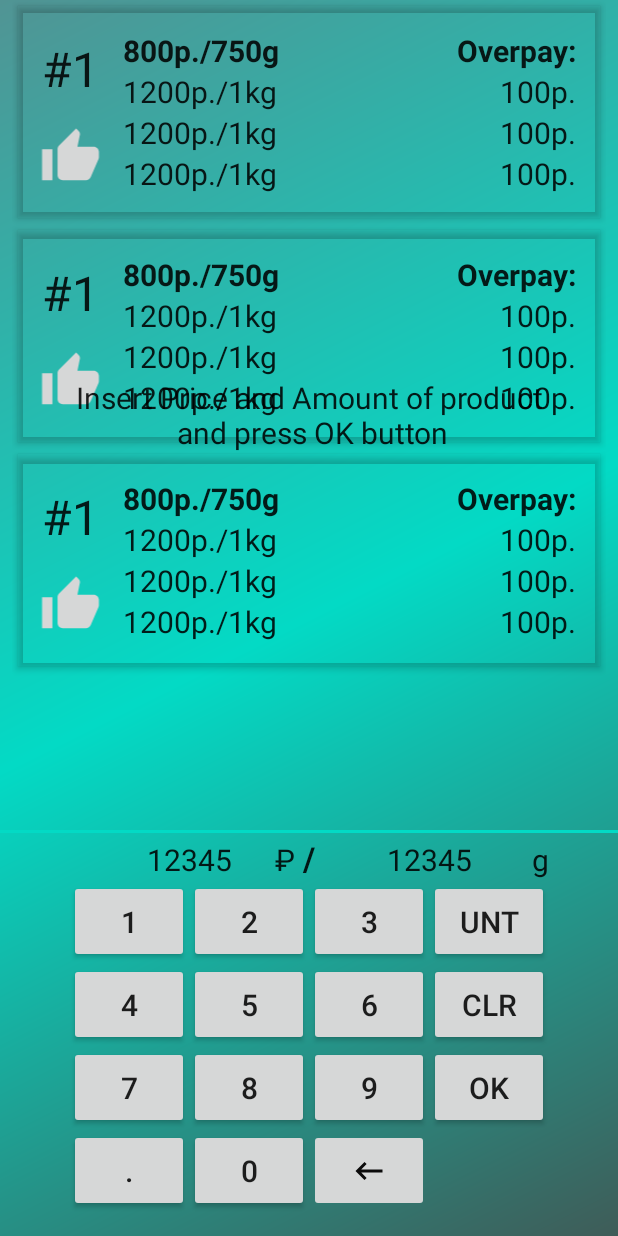
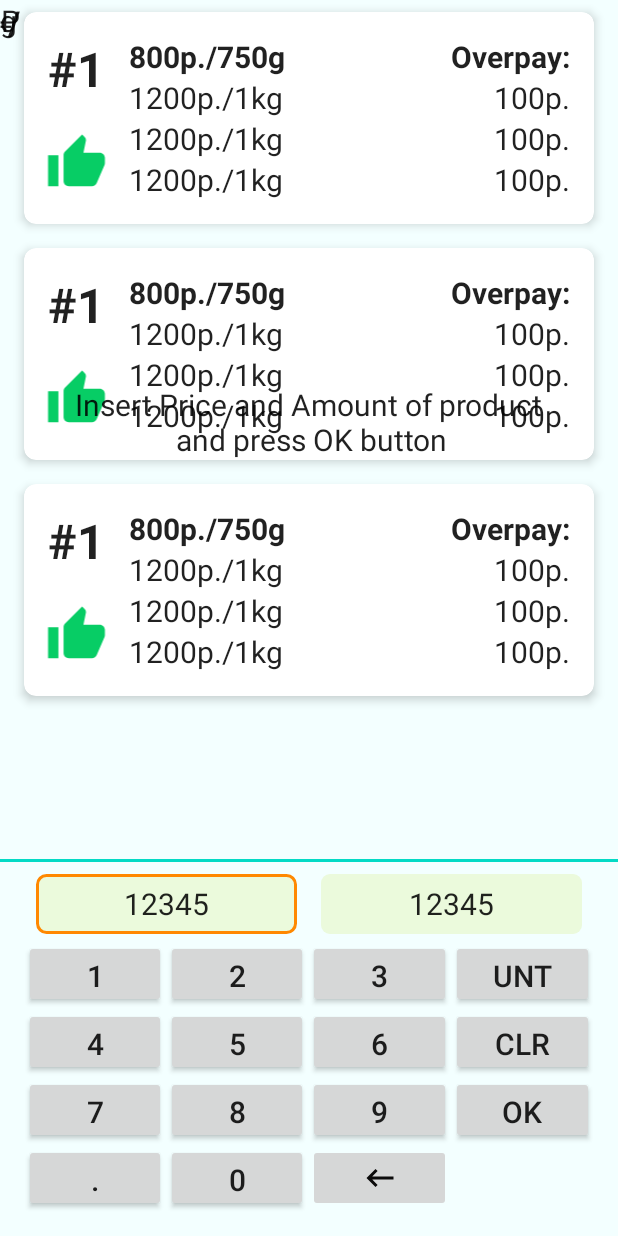
Before and after one commit to quant323/shopping_helper, an Android app: the layout activity_main.xml on its own in the app's theme, with its tools: preview values and no code run, on a phone screen of 412 x 824 dp. Run offline under Robolectric (Android 15) with nearby library versions, the phone set to English and light mode, and no system bars.

Commit message:
UI changing in progress

```diff
--- a/app/src/main/java/com/stanislav_xyz/shopping_converter_v1/ui/MainActivity.kt
+++ b/app/src/main/java/com/stanislav_xyz/shopping_converter_v1/ui/MainActivity.kt
@@ -6,6 +6,7 @@ import android.view.Menu
 import android.view.MenuItem
 import android.view.View
 import androidx.appcompat.app.AlertDialog
+import androidx.core.content.ContextCompat
 import androidx.lifecycle.Observer
 import androidx.lifecycle.ViewModelProvider
 import androidx.recyclerview.widget.RecyclerView
@@ -184,21 +185,25 @@ class MainActivity : AppCompatActivity(), View.OnClickListener {
     private fun increasePriceLook() {
         increaseText(mBinding.txtPrice)
         increaseText(mBinding.txtCurrency)
+        mBinding.txtPrice.background = ContextCompat.getDrawable(this, R.drawable.selected_txt_back)
     }
 
     private fun decreasePriceLook() {
         decreaseText(mBinding.txtPrice)
         decreaseText(mBinding.txtCurrency)
+        mBinding.txtPrice.background = ContextCompat.getDrawable(this, R.drawable.unselected_txt_back)
     }
 
     private fun increaseAmountLook() {
         increaseText(mBinding.txtAmount)
         increaseText(mBinding.txtMeasureUnit)
+        mBinding.txtAmount.background = ContextCompat.getDrawable(this, R.drawable.selected_txt_back)
     }
 
     private fun decreaseAmountLook() {
         decreaseText(mBinding.txtAmount)
         decreaseText(mBinding.txtMeasureUnit)
+        mBinding.txtAmount.background = ContextCompat.getDrawable(this, R.drawable.unselected_txt_back)
     }
 
     override fun onClick(v: View?) {
--- a/app/src/main/res/drawable/ic_thumb_down.xml
+++ b/app/src/main/res/drawable/ic_thumb_down.xml
@@ -1,4 +1,4 @@
-<vector android:height="24dp" android:tint="?attr/colorButtonNormal"
+<vector android:height="24dp" android:tint="@color/colorImageBad"
     android:viewportHeight="24" android:viewportWidth="24"
     android:width="24dp" xmlns:android="http://schemas.android.com/apk/res/android">
     <path android:fillColor="@android:color/white" android:pathData="M15,3L6,3c-0.83,0 -1.54,0.5 -1.84,1.22l-3.02,7.05c-0.09,0.23 -0.14,0.47 -0.14,0.73v2c0,1.1 0.9,2 2,2h6.31l-0.95,4.57 -0.03,0.32c0,0.41 0.17,0.79 0.44,1.06L9.83,23l6.59,-6.59c0.36,-0.36 0.58,-0.86 0.58,-1.41L17,5c0,-1.1 -0.9,-2 -2,-2zM19,3v12h4L23,3h-4z"/>
--- a/app/src/main/res/drawable/ic_thumb_up.xml
+++ b/app/src/main/res/drawable/ic_thumb_up.xml
@@ -1,4 +1,4 @@
-<vector android:height="24dp" android:tint="?attr/colorButtonNormal"
+<vector android:height="24dp" android:tint="@color/colorImageGood"
     android:viewportHeight="24" android:viewportWidth="24"
     android:width="24dp" xmlns:android="http://schemas.android.com/apk/res/android">
     <path android:fillColor="@android:color/white" android:pathData="M1,21h4L5,9L1,9v12zM23,10c0,-1.1 -0.9,-2 -2,-2h-6.31l0.95,-4.57 0.03,-0.32c0,-0.41 -0.17,-0.79 -0.44,-1.06L14.17,1 7.59,7.59C7.22,7.95 7,8.45 7,9v10c0,1.1 0.9,2 2,2h9c0.83,0 1.54,-0.5 1.84,-1.22l3.02,-7.05c0.09,-0.23 0.14,-0.47 0.14,-0.73v-2z"/>
--- a/app/src/main/res/drawable/keyboard_background.xml
+++ b/app/src/main/res/drawable/keyboard_background.xml
@@ -1,9 +1,8 @@
 <shape xmlns:android="http://schemas.android.com/apk/res/android"
     android:shape="rectangle">
     <gradient
-        android:angle="135"
-        android:centerColor="@color/colorAccent"
-        android:startColor="@color/colorAccentDark"
-        android:endColor="@color/colorAccentLight"
+        android:angle="90"
+        android:startColor="#000000"
+        android:endColor="#C4FFFFFF"
         android:type="linear" />
 </shape>
--- /dev/null
+++ b/app/src/main/res/drawable/selected_txt_back.xml
@@ -0,0 +1,8 @@
+<?xml version="1.0" encoding="utf-8"?>
+<shape xmlns:android="http://schemas.android.com/apk/res/android"
+    android:shape="rectangle">
+    <solid android:color="@color/colorValueTextBack"/>
+    <corners android:radius="6dp"/>
+    <stroke android:color="@android:color/holo_orange_dark"/>
+    <stroke android:width="2dp"/>
+</shape>
--- /dev/null
+++ b/app/src/main/res/drawable/unselected_txt_back.xml
@@ -0,0 +1,6 @@
+<?xml version="1.0" encoding="utf-8"?>
+<shape xmlns:android="http://schemas.android.com/apk/res/android"
+    android:shape="rectangle">
+    <solid android:color="@color/colorValueTextBack"/>
+    <corners android:radius="6dp"/>
+</shape>
--- a/app/src/main/res/layout/activity_main.xml
+++ b/app/src/main/res/layout/activity_main.xml
@@ -4,7 +4,7 @@
     xmlns:tools="http://schemas.android.com/tools"
     android:layout_width="match_parent"
     android:layout_height="match_parent"
-    android:background="@drawable/keyboard_background"
+    android:background="@color/colorBackgroundMain"
     tools:context=".ui.MainActivity">
 
     <androidx.recyclerview.widget.RecyclerView
@@ -16,33 +16,40 @@
         app:layoutManager="androidx.recyclerview.widget.LinearLayoutManager"
         app:layout_constraintBottom_toTopOf="@+id/horizontal_divider"
         app:layout_constraintEnd_toEndOf="parent"
+        app:layout_constraintHorizontal_bias="0.0"
         app:layout_constraintStart_toStartOf="parent"
         app:layout_constraintTop_toTopOf="parent"
-        tools:listitem="@layout/product_item"
-        />
+        app:layout_constraintVertical_bias="0.0"
+        tools:listitem="@layout/product_item" />
 
     <View
         android:id="@+id/horizontal_divider"
         android:layout_width="match_parent"
         android:layout_height="2dp"
-        android:layout_marginBottom="2dp"
+        android:layout_marginBottom="8dp"
         android:background="@color/colorAccent"
-        app:layout_constraintBottom_toTopOf="@+id/divider"
+        app:layout_constraintBottom_toTopOf="@+id/txt_price"
         app:layout_constraintEnd_toEndOf="parent"
+        app:layout_constraintHorizontal_bias="1.0"
         app:layout_constraintStart_toStartOf="parent" />
 
-    <TableLayout
-        android:id="@+id/tableLayout"
-        android:layout_width="wrap_content"
+    <LinearLayout
+        android:id="@+id/linear_layout"
+        android:layout_width="match_parent"
         android:layout_height="wrap_content"
+        android:layout_marginStart="16dp"
+        android:layout_marginEnd="16dp"
         android:layout_marginBottom="16dp"
+        android:orientation="vertical"
         app:layout_constraintBottom_toBottomOf="parent"
         app:layout_constraintEnd_toEndOf="parent"
         app:layout_constraintStart_toStartOf="parent">
 
-        <TableRow
+
+        <LinearLayout
             android:layout_width="match_parent"
-            android:layout_height="match_parent">
+            android:layout_height="wrap_content"
+            android:orientation="horizontal">
 
             <Button
                 android:id="@+id/btn_1"
@@ -64,11 +71,12 @@
                 style="@style/button_style"
                 android:text="Unt" />
 
-        </TableRow>
+        </LinearLayout>
 
-        <TableRow
+        <LinearLayout
             android:layout_width="match_parent"
-            android:layout_height="match_parent">
+            android:layout_height="wrap_content"
+            android:orientation="horizontal">
 
             <Button
                 android:id="@+id/btn_4"
@@ -89,11 +97,13 @@
                 android:id="@+id/btn_clean"
                 style="@style/button_style"
                 android:text="CLr" />
-        </TableRow>
 
-        <TableRow
+        </LinearLayout>
+
+        <LinearLayout
             android:layout_width="match_parent"
-            android:layout_height="match_parent">
+            android:layout_height="wrap_content"
+            android:orientation="horizontal">
 
             <Button
                 android:id="@+id/btn_7"
@@ -115,11 +125,12 @@
                 style="@style/button_style"
                 android:text="OK" />
 
-        </TableRow>
+        </LinearLayout>
 
-        <TableRow
+        <LinearLayout
             android:layout_width="match_parent"
-            android:layout_height="match_parent">
+            android:layout_height="wrap_content"
+            android:orientation="horizontal">
 
             <Button
                 android:id="@+id/btn_dot"
@@ -136,51 +147,39 @@
                 style="@style/button_style"
                 app:srcCompat="@drawable/ic_backspace" />
 
-        </TableRow>
+            <View
+                android:layout_width="0dp"
+                android:layout_height="0dp"
+                android:layout_weight="1" />
 
-    </TableLayout>
 
-    <TextView
-        android:id="@+id/txt_amount"
-        android:layout_width="0dp"
-        android:layout_height="wrap_content"
-        android:text="0"
-        android:textAlignment="center"
-        android:textColor="?android:textColorPrimary"
-        android:textSize="@dimen/normal_text_size"
-        android:clickable="true"
-        android:focusable="true"
-        android:background="?android:attr/selectableItemBackground"
-        app:layout_constraintBottom_toBottomOf="@+id/txt_measure_unit"
-        app:layout_constraintEnd_toEndOf="@+id/tableLayout"
-        app:layout_constraintStart_toStartOf="@+id/guideline"
-        tools:text="12345" />
+        </LinearLayout>
 
-    <TextView
-        android:id="@+id/txt_measure_unit"
-        style="@style/text_style"
-        android:text="@string/gram"
-        app:layout_constraintBottom_toTopOf="@+id/tableLayout"
-        app:layout_constraintEnd_toEndOf="@+id/tableLayout" />
+
+    </LinearLayout>
 
     <TextView
         android:id="@+id/txt_price"
         style="@style/price_and_amount_style"
         android:layout_width="0dp"
-        android:layout_height="wrap_content"
-        android:fontFamily="sans-serif"
+        android:layout_height="@dimen/value_txt_height"
+        android:layout_marginStart="8dp"
+        android:layout_marginEnd="8dp"
+        android:layout_marginBottom="4dp"
+        android:background="@drawable/selected_txt_back"
+        android:gravity="center"
         android:text="0"
-        app:layout_constraintBottom_toBottomOf="@+id/txt_currency"
+        app:layout_constraintBottom_toTopOf="@+id/linear_layout"
         app:layout_constraintEnd_toStartOf="@+id/guideline"
-        app:layout_constraintStart_toStartOf="@+id/tableLayout"
+        app:layout_constraintStart_toStartOf="@+id/linear_layout"
         tools:text="12345" />
 
     <TextView
         android:id="@+id/txt_currency"
         style="@style/text_style"
         android:text="@string/ruble"
-        app:layout_constraintBottom_toTopOf="@+id/tableLayout"
-        app:layout_constraintEnd_toStartOf="@+id/divider" />
+        tools:layout_editor_absoluteX="125dp"
+        tools:layout_editor_absoluteY="306dp" />
 
     <TextView
         android:id="@+id/divider"
@@ -188,9 +187,34 @@
         android:text=" / "
         android:textSize="22sp"
         android:textStyle="bold"
-        app:layout_constraintBottom_toTopOf="@+id/tableLayout"
-        app:layout_constraintEnd_toEndOf="@+id/tableLayout"
-        app:layout_constraintStart_toStartOf="@+id/tableLayout" />
+        tools:layout_editor_absoluteX="244dp"
+        tools:layout_editor_absoluteY="303dp" />
+
+    <TextView
+        android:id="@+id/txt_amount"
+        android:layout_width="0dp"
+        android:layout_height="@dimen/value_txt_height"
+        android:layout_marginStart="8dp"
+        android:layout_marginEnd="8dp"
+        android:clickable="true"
+        android:focusable="true"
+        android:text="0"
+        android:background="@drawable/unselected_txt_back"
+        android:gravity="center"
+        android:textAlignment="center"
+        android:textColor="?android:textColorPrimary"
+        android:textSize="@dimen/normal_text_size"
+        app:layout_constraintEnd_toEndOf="@+id/linear_layout"
+        app:layout_constraintStart_toStartOf="@+id/guideline"
+        app:layout_constraintTop_toTopOf="@+id/txt_price"
+        tools:text="12345" />
+
+    <TextView
+        android:id="@+id/txt_measure_unit"
+        style="@style/text_style"
+        android:text="@string/gram"
+        tools:layout_editor_absoluteX="331dp"
+        tools:layout_editor_absoluteY="284dp" />
 
     <androidx.constraintlayout.widget.Guideline
         android:id="@+id/guideline"
@@ -208,7 +232,118 @@
         android:textAlignment="center"
         app:layout_constraintBottom_toBottomOf="@+id/recycler_vew"
         app:layout_constraintEnd_toEndOf="parent"
+        app:layout_constraintHorizontal_bias="0.49"
         app:layout_constraintStart_toStartOf="parent"
-        app:layout_constraintTop_toTopOf="parent" />
+        app:layout_constraintTop_toTopOf="parent"
+        app:layout_constraintVertical_bias="0.49" />
+
+    <!--    <TableLayout-->
+    <!--        android:id="@+id/tableLayout"-->
+    <!--        android:layout_width="wrap_content"-->
+    <!--        android:layout_height="wrap_content"-->
+    <!--        android:layout_marginBottom="16dp"-->
+    <!--        app:layout_constraintBottom_toBottomOf="parent"-->
+    <!--        app:layout_constraintEnd_toEndOf="parent"-->
+    <!--        app:layout_constraintStart_toStartOf="parent">-->
+
+    <!--        <TableRow-->
+    <!--            android:layout_width="match_parent"-->
+    <!--            android:layout_height="match_parent">-->
+
+    <!--            <Button-->
+    <!--                android:id="@+id/btn_1"-->
+    <!--                style="@style/button_style"-->
+    <!--                android:text="1" />-->
+
+    <!--            <Button-->
+    <!--                android:id="@+id/btn_2"-->
+    <!--                style="@style/button_style"-->
+    <!--                android:text="2" />-->
+
+    <!--            <Button-->
+    <!--                android:id="@+id/btn_3"-->
+    <!--                style="@style/button_style"-->
+    <!--                android:text="3" />-->
+
+    <!--            <Button-->
+    <!--                android:id="@+id/btn_measure_unit"-->
+    <!--                style="@style/button_style"-->
+    <!--                android:text="Unt" />-->
+
+    <!--        </TableRow>-->
+
+    <!--        <TableRow-->
+    <!--            android:layout_width="match_parent"-->
+    <!--            android:layout_height="match_parent">-->
+
+    <!--            <Button-->
+    <!--                android:id="@+id/btn_4"-->
+    <!--                style="@style/button_style"-->
+    <!--                android:text="4" />-->
+
+    <!--            <Button-->
+    <!--                android:id="@+id/btn_5"-->
+    <!--                style="@style/button_style"-->
+    <!--                android:text="5" />-->
+
+    <!--            <Button-->
+    <!--                android:id="@+id/btn_6"-->
+    <!--                style="@style/button_style"-->
+    <!--                android:text="6" />-->
+
+    <!--            <Button-->
+    <!--                android:id="@+id/btn_clean"-->
+    <!--                style="@style/button_style"-->
+    <!--                android:text="CLr" />-->
+    <!--        </TableRow>-->
+
+    <!--        <TableRow-->
+    <!--            android:layout_width="match_parent"-->
+    <!--            android:layout_height="match_parent">-->
+
+    <!--            <Button-->
+    <!--                android:id="@+id/btn_7"-->
+    <!--                style="@style/button_style"-->
+    <!--                android:text="7" />-->
+
+    <!--            <Button-->
+    <!--                android:id="@+id/btn_8"-->
+    <!--                style="@style/button_style"-->
+    <!--                android:text="8" />-->
+
+    <!--            <Button-->
+    <!--                android:id="@+id/btn_9"-->
+    <!--                style="@style/button_style"-->
+    <!--                android:text="9" />-->
+
+    <!--            <Button-->
+    <!--                android:id="@+id/btn_ok"-->
+    <!--                style="@style/button_style"-->
+    <!--                android:text="OK" />-->
+
+    <!--        </TableRow>-->
+
+    <!--        <TableRow-->
+    <!--            android:layout_width="match_parent"-->
+    <!--            android:layout_height="match_parent">-->
+
+    <!--            <Button-->
+    <!--                android:id="@+id/btn_dot"-->
+    <!--                style="@style/button_style"-->
+    <!--                android:text="." />-->
+
+    <!--            <Button-->
+    <!--                android:id="@+id/btn_0"-->
+    <!--                style="@style/button_style"-->
+    <!--                android:text="0" />-->
+
+    <!--            <ImageButton-->
+    <!--                android:id="@+id/btn_del"-->
+    <!--                style="@style/button_style"-->
+    <!--                app:srcCompat="@drawable/ic_backspace" />-->
+
+    <!--        </TableRow>-->
+
+    <!--    </TableLayout>-->
 
 </androidx.constraintlayout.widget.ConstraintLayout>
--- a/app/src/main/res/layout/product_item.xml
+++ b/app/src/main/res/layout/product_item.xml
@@ -6,9 +6,10 @@
     android:id="@+id/card_view"
     android:layout_width="match_parent"
     android:layout_height="wrap_content"
-    android:layout_margin="4dp"
-    app:cardBackgroundColor="@android:color/transparent"
-    app:cardElevation="3dp">
+    android:layout_margin="8dp"
+    app:cardCornerRadius="8dp"
+    android:background="@color/colorBackgroundCard"
+    app:cardElevation="4dp">
 
     <androidx.constraintlayout.widget.ConstraintLayout
         android:id="@+id/item_holder"
@@ -19,9 +20,9 @@
             android:id="@+id/item_number"
             style="@style/text_style"
             android:layout_marginStart="16dp"
-            android:layout_marginTop="4dp"
 
             android:textSize="@dimen/large_text_size"
+            android:textStyle="bold"
             app:layout_constraintStart_toStartOf="parent"
             app:layout_constraintTop_toTopOf="@+id/item_cur_price"
             tools:text="#1" />
--- a/app/src/main/res/values/colors.xml
+++ b/app/src/main/res/values/colors.xml
@@ -1,11 +1,19 @@
 <?xml version="1.0" encoding="utf-8"?>
 <resources>
-    <color name="colorPrimary">#6200EE</color>
-    <color name="colorPrimaryDark">#3700B3</color>
+    <color name="colorPrimary">#0b8778</color>
+    <color name="colorPrimaryDark">#00594c</color>
+    <color name="colorPrimaryLight">#50b7a7</color>
+
     <color name="colorAccent">#03DAC5</color>
     <color name="colorAccentDark">#3F5C58</color>
     <color name="colorAccentLight">#519494</color>
 
-    <color name="colorMainBackground">#07FBF3</color>
-    <color name="colorImages">#F0F0F0</color>
+    <color name="colorBackgroundMain">#f3ffff</color>
+    <color name="colorBackgroundCard">#fcfeff</color>
+    <color name="colorImageGood">#07CD65</color>
+    <color name="colorImageBad">#d32d41</color>
+
+    <color name="colorSelectedText">#FFFF8D</color>
+    <color name="colorValueTextBack">#EBFADC</color>
+
 </resources>
--- a/app/src/main/res/values/dimens.xml
+++ b/app/src/main/res/values/dimens.xml
@@ -1,7 +1,8 @@
 <?xml version="1.0" encoding="utf-8"?>
 <resources>
     <dimen name="btn_width">80dp</dimen>
-    <dimen name="btn_height">55dp</dimen>
+    <dimen name="btn_height">45dp</dimen>
     <dimen name="normal_text_size">20sp</dimen>
     <dimen name="large_text_size">32sp</dimen>
+    <dimen name="value_txt_height">40dp</dimen>
 </resources>
--- a/app/src/main/res/values/styles.xml
+++ b/app/src/main/res/values/styles.xml
@@ -8,8 +8,9 @@
     </style>
 
     <style name="button_style">
-        <item name="android:layout_width">@dimen/btn_width</item>
+        <item name="android:layout_width">0dp</item>
         <item name="android:layout_height">@dimen/btn_height</item>
+        <item name="android:layout_weight">1</item>
         <item name="android:textSize">@dimen/normal_text_size</item>
     </style>
 
```
